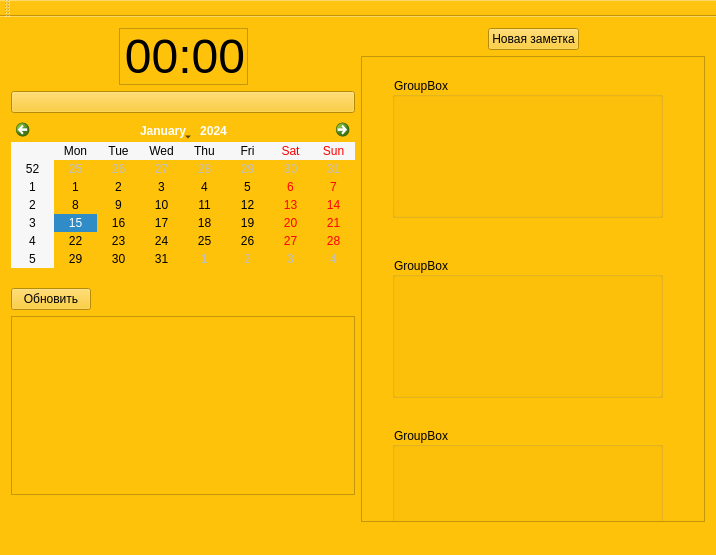
Old version of the form MattyNotes/mattynotes.ui in the repository MattyMatiss/MattyNotesOld.
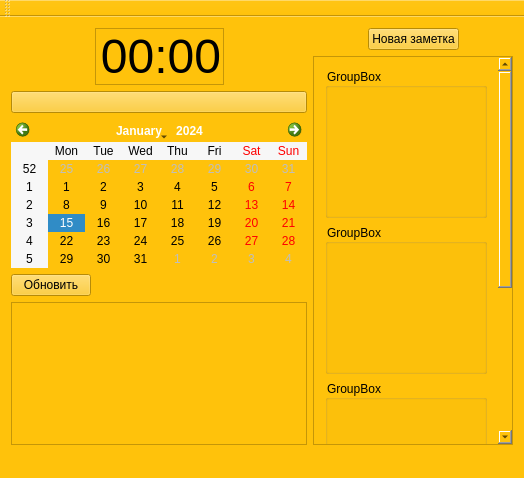
New version of the form.

Patch:
```diff
--- a/MattyNotes/mattynotes.ui
+++ b/MattyNotes/mattynotes.ui
@@ -6,8 +6,8 @@
    <rect>
     <x>0</x>
     <y>0</y>
-    <width>716</width>
-    <height>555</height>
+    <width>524</width>
+    <height>478</height>
    </rect>
   </property>
   <property name="windowTitle">
@@ -180,6 +180,9 @@
       </item>
       <item>
        <widget class="QScrollArea" name="scrollArea">
+        <property name="verticalScrollBarPolicy">
+         <enum>Qt::ScrollBarAsNeeded</enum>
+        </property>
         <property name="widgetResizable">
          <bool>true</bool>
         </property>
@@ -188,49 +191,68 @@
           <rect>
            <x>0</x>
            <y>0</y>
-           <width>342</width>
-           <height>449</height>
+           <width>181</width>
+           <height>638</height>
           </rect>
          </property>
-         <widget class="QGroupBox" name="groupBox">
-          <property name="geometry">
-           <rect>
-            <x>30</x>
-            <y>20</y>
-            <width>271</width>
-            <height>141</height>
-           </rect>
-          </property>
-          <property name="title">
-           <string>GroupBox</string>
-          </property>
-         </widget>
-         <widget class="QGroupBox" name="groupBox_2">
-          <property name="geometry">
-           <rect>
-            <x>30</x>
-            <y>200</y>
-            <width>271</width>
-            <height>141</height>
-           </rect>
-          </property>
-          <property name="title">
-           <string>GroupBox</string>
-          </property>
-         </widget>
-         <widget class="QGroupBox" name="groupBox_3">
-          <property name="geometry">
-           <rect>
-            <x>30</x>
-            <y>370</y>
-            <width>271</width>
-            <height>141</height>
-           </rect>
-          </property>
-          <property name="title">
-           <string>GroupBox</string>
-          </property>
-         </widget>
+         <layout class="QGridLayout" name="gridLayout_2">
+          <item row="0" column="0">
+           <layout class="QVBoxLayout" name="verticalLayout_4">
+            <item>
+             <widget class="QGroupBox" name="groupBox">
+              <property name="minimumSize">
+               <size>
+                <width>150</width>
+                <height>150</height>
+               </size>
+              </property>
+              <property name="title">
+               <string>GroupBox</string>
+              </property>
+             </widget>
+            </item>
+            <item>
+             <widget class="QGroupBox" name="groupBox_4">
+              <property name="minimumSize">
+               <size>
+                <width>150</width>
+                <height>150</height>
+               </size>
+              </property>
+              <property name="title">
+               <string>GroupBox</string>
+              </property>
+             </widget>
+            </item>
+            <item>
+             <widget class="QGroupBox" name="groupBox_2">
+              <property name="minimumSize">
+               <size>
+                <width>150</width>
+                <height>150</height>
+               </size>
+              </property>
+              <property name="title">
+               <string>GroupBox</string>
+              </property>
+             </widget>
+            </item>
+            <item>
+             <widget class="QGroupBox" name="groupBox_3">
+              <property name="minimumSize">
+               <size>
+                <width>150</width>
+                <height>150</height>
+               </size>
+              </property>
+              <property name="title">
+               <string>GroupBox</string>
+              </property>
+             </widget>
+            </item>
+           </layout>
+          </item>
+         </layout>
         </widget>
        </widget>
       </item>
```
Left out of the diff: 165 changed lines with no effect on the pictures.
